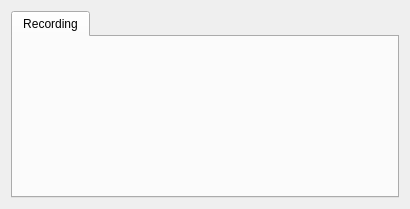
This is qtgui/audio_options.ui in gqrx-sdr/gqrx as Qt 5 draws it before an edit. The edited form follows.
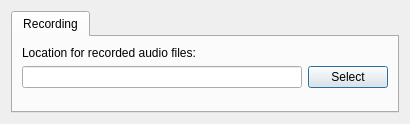
This is the edited form. Icons and pictures are not drawn.

Commit message: Implemented selector widget for audio recordings (issue #81).

What changed in the file:
```diff
--- a/qtgui/audio_options.ui
+++ b/qtgui/audio_options.ui
@@ -7,7 +7,7 @@
     <x>0</x>
     <y>0</y>
     <width>410</width>
-    <height>209</height>
+    <height>124</height>
    </rect>
   </property>
   <property name="windowTitle">
@@ -27,6 +27,49 @@
       <attribute name="title">
        <string>Recording</string>
       </attribute>
+      <layout class="QVBoxLayout" name="verticalLayout_2">
+       <item>
+        <widget class="QLabel" name="recDirLabel">
+         <property name="text">
+          <string>Location for recorded audio files:</string>
+         </property>
+        </widget>
+       </item>
+       <item>
+        <layout class="QHBoxLayout" name="horizontalLayout">
+         <item>
+          <widget class="QLineEdit" name="recDirEdit">
+           <property name="toolTip">
+            <string>Enter a location for recordings</string>
+           </property>
+          </widget>
+         </item>
+         <item>
+          <widget class="QPushButton" name="recDirButton">
+           <property name="toolTip">
+            <string>Select a location using a browser</string>
+           </property>
+           <property name="text">
+            <string>Select</string>
+           </property>
+          </widget>
+         </item>
+        </layout>
+       </item>
+       <item>
+        <spacer name="verticalSpacer">
+         <property name="orientation">
+          <enum>Qt::Vertical</enum>
+         </property>
+         <property name="sizeHint" stdset="0">
+          <size>
+           <width>20</width>
+           <height>40</height>
+          </size>
+         </property>
+        </spacer>
+       </item>
+      </layout>
      </widget>
     </widget>
    </item>
```
The commit also changes 4 other files.
